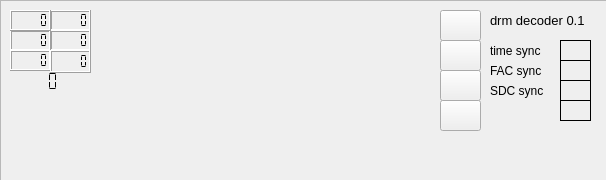
This is swreceiver/plugins/decoders/drm-decoder/widget.ui in JvanKatwijk/sdr-j-sw as Qt 5 draws it before an edit. The edited form follows.
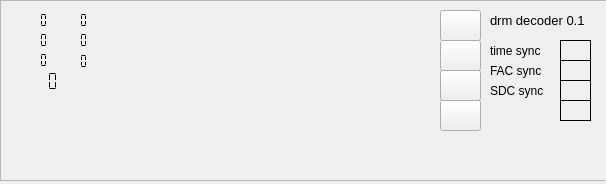
This is the edited form.

What changed in the file:
```diff
--- a/swreceiver/plugins/decoders/drm-decoder/widget.ui
+++ b/swreceiver/plugins/decoders/drm-decoder/widget.ui
@@ -7,7 +7,7 @@
     <x>0</x>
     <y>0</y>
     <width>606</width>
-    <height>180</height>
+    <height>184</height>
    </rect>
   </property>
   <property name="windowTitle">
@@ -55,6 +55,9 @@
       <height>21</height>
      </rect>
     </property>
+    <property name="frameShape">
+     <enum>QFrame::NoFrame</enum>
+    </property>
     <property name="segmentStyle">
      <enum>QLCDNumber::Flat</enum>
     </property>
@@ -68,6 +71,9 @@
       <height>21</height>
      </rect>
     </property>
+    <property name="frameShape">
+     <enum>QFrame::NoFrame</enum>
+    </property>
     <property name="segmentStyle">
      <enum>QLCDNumber::Flat</enum>
     </property>
@@ -133,8 +139,8 @@
    <widget class="QLabel" name="modeIndicator">
     <property name="geometry">
      <rect>
-      <x>70</x>
-      <y>100</y>
+      <x>40</x>
+      <y>110</y>
       <width>31</width>
       <height>21</height>
      </rect>
@@ -179,8 +185,8 @@
     <property name="geometry">
      <rect>
       <x>10</x>
-      <y>150</y>
-      <width>111</width>
+      <y>140</y>
+      <width>131</width>
       <height>21</height>
      </rect>
     </property>
@@ -188,7 +194,7 @@
      <enum>QFrame::NoFrame</enum>
     </property>
     <property name="lineWidth">
-     <number>0</number>
+     <number>1</number>
     </property>
     <property name="text">
      <string/>
@@ -197,9 +203,9 @@
    <widget class="QLabel" name="audioModelabel">
     <property name="geometry">
      <rect>
-      <x>10</x>
-      <y>131</y>
-      <width>64</width>
+      <x>70</x>
+      <y>110</y>
+      <width>71</width>
       <height>20</height>
      </rect>
     </property>
@@ -236,11 +242,14 @@
     <property name="geometry">
      <rect>
       <x>10</x>
-      <y>100</y>
+      <y>110</y>
       <width>31</width>
       <height>21</height>
      </rect>
     </property>
+    <property name="frameShape">
+     <enum>QFrame::NoFrame</enum>
+    </property>
     <property name="text">
      <string/>
     </property>
@@ -306,6 +315,9 @@
       <height>21</height>
      </rect>
     </property>
+    <property name="frameShape">
+     <enum>QFrame::NoFrame</enum>
+    </property>
     <property name="segmentStyle">
      <enum>QLCDNumber::Flat</enum>
     </property>
@@ -319,6 +331,9 @@
       <height>21</height>
      </rect>
     </property>
+    <property name="frameShape">
+     <enum>QFrame::NoFrame</enum>
+    </property>
     <property name="segmentStyle">
      <enum>QLCDNumber::Flat</enum>
     </property>
@@ -332,6 +347,9 @@
       <height>21</height>
      </rect>
     </property>
+    <property name="frameShape">
+     <enum>QFrame::NoFrame</enum>
+    </property>
     <property name="segmentStyle">
      <enum>QLCDNumber::Flat</enum>
     </property>
@@ -345,6 +363,9 @@
       <height>23</height>
      </rect>
     </property>
+    <property name="frameShape">
+     <enum>QFrame::NoFrame</enum>
+    </property>
     <property name="segmentStyle">
      <enum>QLCDNumber::Flat</enum>
     </property>
@@ -368,12 +389,15 @@
    <widget class="QLabel" name="messageLabel">
     <property name="geometry">
      <rect>
-      <x>130</x>
-      <y>150</y>
-      <width>421</width>
+      <x>150</x>
+      <y>140</y>
+      <width>451</width>
       <height>21</height>
      </rect>
     </property>
+    <property name="frameShape">
+     <enum>QFrame::NoFrame</enum>
+    </property>
     <property name="text">
      <string/>
     </property>
@@ -381,7 +405,7 @@
    <widget class="QLabel" name="pictureLabel">
     <property name="geometry">
      <rect>
-      <x>190</x>
+      <x>210</x>
       <y>10</y>
       <width>161</width>
       <height>161</height>
```
